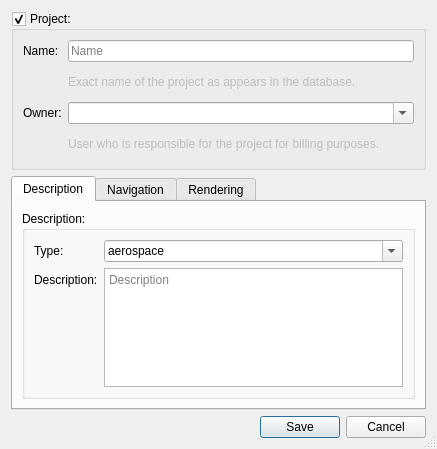
Qt form forms/repo_dialog_project.ui (3drepo/3drepogui) before a commit.
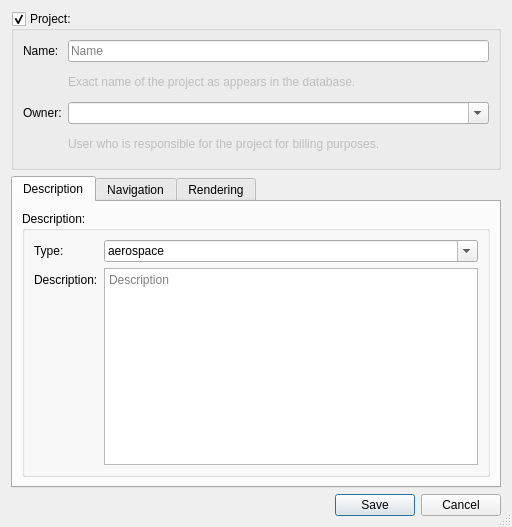
The same form after that commit.

Commit message: ISSUE 65 - Remove old repo widget.

```diff
--- a/forms/repo_dialog_project.ui
+++ b/forms/repo_dialog_project.ui
@@ -6,8 +6,8 @@
    <rect>
     <x>0</x>
     <y>0</y>
-    <width>437</width>
-    <height>449</height>
+    <width>512</width>
+    <height>527</height>
    </rect>
   </property>
   <property name="sizePolicy">
```
The commit also changes 6 other files.
